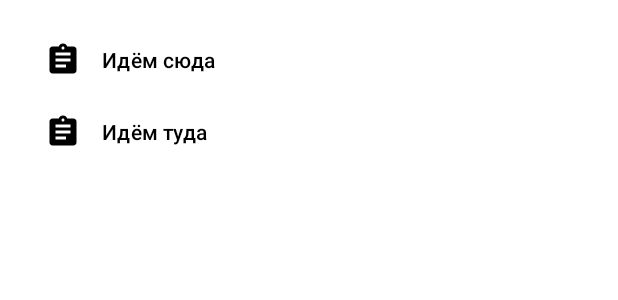
After one commit to GromZDev/AndroidLessons_Kotlin_MaterialDesign, an Android app: the layout navigation_drawer.xml on its own in the app's theme, with its tools: preview values and no code run, on a phone screen of 412 x 824 dp. The commit adds this screen. Shown: the top 300 px of the screen. Run offline under Robolectric (Android 15) with nearby library versions, the phone set to English and light mode, and no system bars.

Commit message:
Запилил к фрагменту NavigationDrawer, который всплывает снизу в виде bottom sheet dialog при клике на кнопку меню. Создал для этого меню и иконки, а также отдельный класс.

```diff
--- a/app/src/main/java/q3_kotlin/material_design/myPictureOfTheDay/view/MainPictureFragment.kt
+++ b/app/src/main/java/q3_kotlin/material_design/myPictureOfTheDay/view/MainPictureFragment.kt
@@ -42,6 +42,11 @@ class MainPictureFragment : Fragment() {
         when (item.itemId) {
             R.id.app_bar_fav -> toast("Favourite")
             R.id.app_bar_settings -> toast("Settings")
+            android.R.id.home -> {
+                activity?.let {
+                    BottomNavigationDrawerFragment().show(it.supportFragmentManager, "tag")
+                }
+            }
         }
         return super.onOptionsItemSelected(item)
     }
--- /dev/null
+++ b/app/src/main/res/drawable/ic_baseline_assignment.xml
@@ -0,0 +1,9 @@
+<vector xmlns:android="http://schemas.android.com/apk/res/android"
+    android:width="24dp"
+    android:height="24dp"
+    android:viewportWidth="24"
+    android:viewportHeight="24">
+    <path
+        android:fillColor="@color/teal_200"
+        android:pathData="M19,3h-4.18C14.4,1.84 13.3,1 12,1c-1.3,0 -2.4,0.84 -2.82,2L5,3c-1.1,0 -2,0.9 -2,2v14c0,1.1 0.9,2 2,2h14c1.1,0 2,-0.9 2,-2L21,5c0,-1.1 -0.9,-2 -2,-2zM12,3c0.55,0 1,0.45 1,1s-0.45,1 -1,1 -1,-0.45 -1,-1 0.45,-1 1,-1zM14,17L7,17v-2h7v2zM17,13L7,13v-2h10v2zM17,9L7,9L7,7h10v2z" />
+</vector>
--- /dev/null
+++ b/app/src/main/res/layout/navigation_drawer.xml
@@ -0,0 +1,18 @@
+<androidx.constraintlayout.widget.ConstraintLayout xmlns:android="http://schemas.android.com/apk/res/android"
+    xmlns:app="http://schemas.android.com/apk/res-auto"
+    android:layout_width="match_parent"
+    android:layout_height="wrap_content">
+
+    <com.google.android.material.navigation.NavigationView
+        android:id="@+id/navigation_view"
+        android:layout_width="match_parent"
+        android:layout_height="wrap_content"
+        android:layout_gravity="bottom"
+        android:layout_marginStart="8dp"
+        android:layout_marginTop="8dp"
+        android:layout_marginEnd="8dp"
+        app:layout_constraintEnd_toEndOf="parent"
+        app:layout_constraintStart_toStartOf="parent"
+        app:layout_constraintTop_toTopOf="parent"
+        app:menu="@menu/bottom_navigation_menu" />
+</androidx.constraintlayout.widget.ConstraintLayout>
--- /dev/null
+++ b/app/src/main/res/menu/bottom_navigation_menu.xml
@@ -0,0 +1,12 @@
+<menu xmlns:android="http://schemas.android.com/apk/res/android">
+    <group android:checkableBehavior="none">
+        <item
+            android:id="@+id/navigation_one"
+            android:icon="@drawable/ic_baseline_assignment"
+            android:title="@string/item_drawer_1" />
+        <item
+            android:id="@+id/navigation_two"
+            android:icon="@drawable/ic_baseline_assignment"
+            android:title="@string/item_drawer_2" />
+    </group>
+</menu>
--- a/app/src/main/res/values/strings.xml
+++ b/app/src/main/res/values/strings.xml
@@ -6,4 +6,6 @@
     <string name="fab">TODO</string>
     <string name="favourite">Любимые</string>
     <string name="settings">Настройки</string>
+    <string name="item_drawer_1">Идём сюда</string>
+    <string name="item_drawer_2">Идём туда</string>
 </resources>
```
Also changed, not shown: app/src/main/java/q3_kotlin/material_design/myPictureOfTheDay/view/BottomNavigationDrawerFragment.kt (added, +51 -0 lines).
